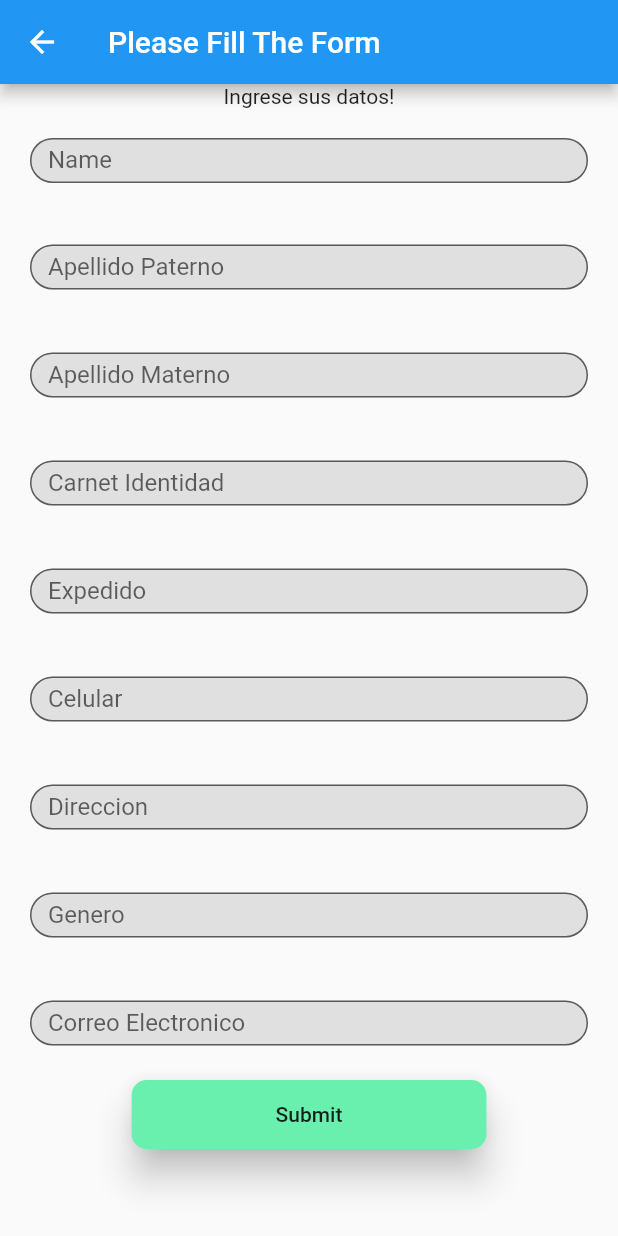
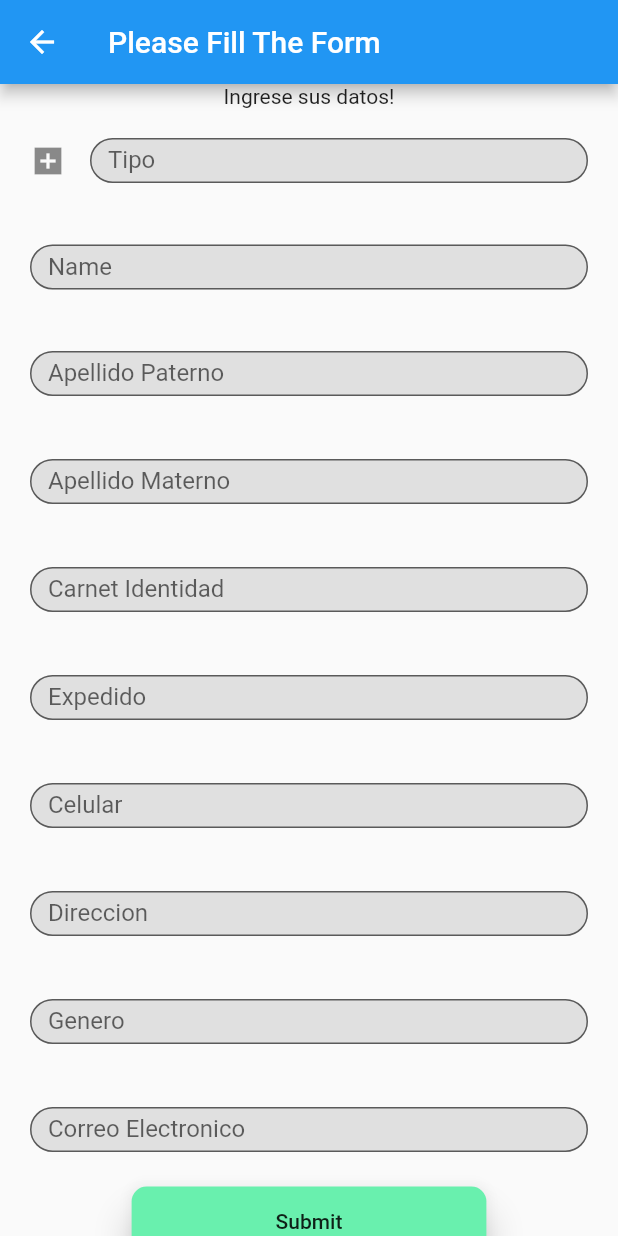
Before and after one commit to Patrick-neit/Sig_Proyect, a Flutter app: the RegisterUserPage screen opened by its route, on a phone screen of 412 x 824 dp. Run offline on Flutter 3.47's test engine with Material 2 defaults, Android fonts, the phone set to English and light mode, and no system bars.

Commit message:
Api and design

```diff
--- a/lib/models/personas_register.dart
+++ b/lib/models/personas_register.dart
@@ -16,6 +16,7 @@ class RegisterUser {
     required this.direccion,
     required this.genero,
     required this.correo,
+    required this.tipo,
   });
 
   final String nombres;
@@ -27,6 +28,7 @@ class RegisterUser {
   final String direccion;
   final String genero;
   final String correo;
+  final String tipo;
 
   factory RegisterUser.fromMap(Map<String, dynamic> json) => RegisterUser(
         nombres: json["nombres"],
@@ -38,6 +40,7 @@ class RegisterUser {
         direccion: json["direccion"],
         genero: json["genero"],
         correo: json["correo"],
+        tipo: json["tipo"],
       );
 
   Map<String, dynamic> toMap() => {
@@ -50,5 +53,6 @@ class RegisterUser {
         "direccion": direccion,
         "genero": genero,
         "correo": correo,
+        "tipo": tipo,
       };
 }
--- a/lib/register_user_page.dart
+++ b/lib/register_user_page.dart
@@ -1,3 +1,4 @@
+import 'package:flutter/cupertino.dart';
 import 'package:flutter/material.dart';
 import 'package:sig_proyect/models/personas_register.dart';
 import 'package:sig_proyect/services/personas_services.dart';
@@ -19,6 +20,7 @@ class _RegisterUserPageState extends State<RegisterUserPage> {
   TextEditingController controllerAdress = TextEditingController();
   TextEditingController controllerGener = TextEditingController();
   TextEditingController controllerEmail = TextEditingController();
+  TextEditingController controllerTipo = TextEditingController();
   @override
   Widget build(BuildContext context) {
     return SafeArea(
@@ -35,6 +37,10 @@ class _RegisterUserPageState extends State<RegisterUserPage> {
               child: Column(
                 children: [
                   const Text('Ingrese sus datos!'),
+                  _apptextfield(),
+                  const SizedBox(
+                    height: 1.0,
+                  ),
                   _nametextfield(),
                   const SizedBox(
                     height: 1.0,
@@ -273,6 +279,28 @@ class _RegisterUserPageState extends State<RegisterUserPage> {
     });
   }
 
+  Widget _apptextfield() {
+    return StreamBuilder(
+        // ignore: non_constant_identifier_names, avoid_types_as_parameter_names
+        builder: (BuildContext context, AsyncSnapshot) {
+      return Container(
+          padding: const EdgeInsets.all(20),
+          height: 70.0,
+          child: TextFormField(
+            controller: controllerTipo,
+            decoration: InputDecoration(
+              labelText: 'Tipo',
+              icon: const Icon(Icons.add_box_sharp),
+              border:
+                  OutlineInputBorder(borderRadius: BorderRadius.circular(20)),
+              fillColor: Colors.grey[300],
+              filled: true,
+              //hintText: "Ingresa fecha final vacacional"
+            ),
+          ));
+    });
+  }
+
   Widget _bottomSubmit() {
     return StreamBuilder(
         builder: (BuildContext context, AsyncSnapshot snapshot) {
@@ -298,7 +326,8 @@ class _RegisterUserPageState extends State<RegisterUserPage> {
                 celular: controllerCellphone.text,
                 direccion: controllerAdress.text,
                 genero: controllerGener.text,
-                correo: controllerEmail.text);
+                correo: controllerEmail.text,
+                tipo: controllerTipo.text);
             // ignore: unnecessary_new, unused_local_variable
             bool estado = await new PersonasRegisterService()
                 .personasregister(registerUser);
```
